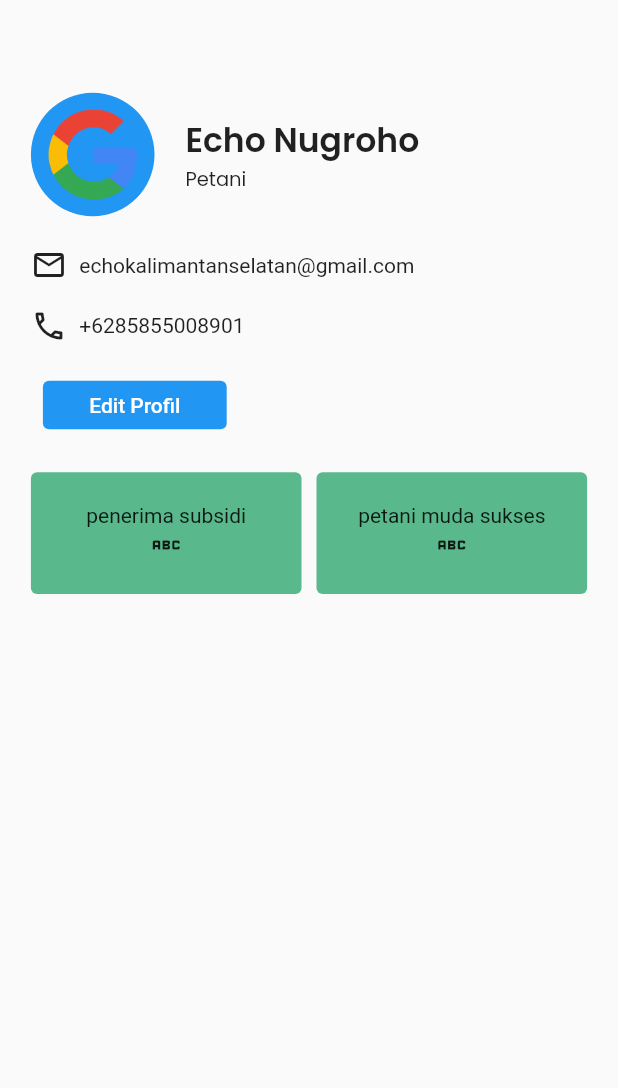
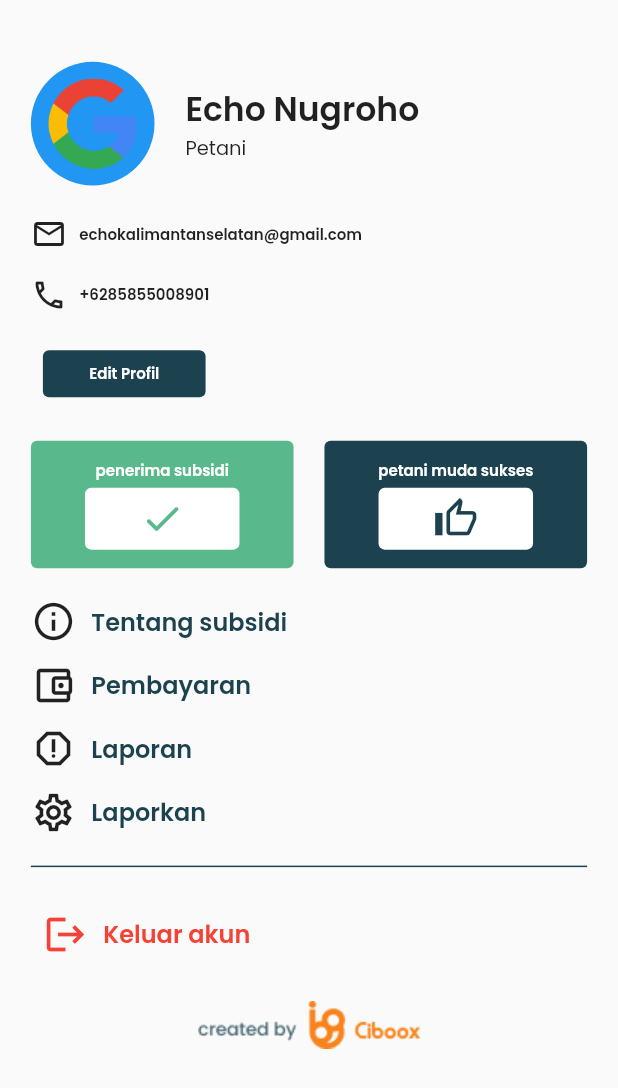
Before and after one commit to MrNewbie3/PlanTani_Flutter, a Flutter app: the profile_component screen opened directly, on a phone screen of 412 x 824 dp. Shown: the top 1088 px of the screen. Run offline on Flutter 3.47's test engine with Material 2 defaults, Android fonts, the light colour scheme and no system bars; our stand-ins replace animated_splash_screen, firebase_auth, firebase_core, google_fonts, google_sign_in, introduction_screen and 2 more; accounts and stored records are empty.

Commit message:
Feature
Fixed Static Profile

```diff
--- a/lib/widget/content/components/color_responsive.dart
+++ b/lib/widget/content/components/color_responsive.dart
@@ -4,3 +4,5 @@ double deviceHeight(BuildContext context) => MediaQuery.of(context).size.height;
 double deviceWidth(BuildContext context) => MediaQuery.of(context).size.width;
 MaterialColor greenContent =
     MaterialColor(Color.fromRGBO(89, 185, 140, 1.0).value, <int, Color>{});
+MaterialColor darkContent =
+    MaterialColor(Color.fromRGBO(28, 66, 79, 1.0).value, <int, Color>{});
--- /dev/null
+++ b/lib/widget/content/components/plant/main_plant.dart
@@ -0,0 +1,14 @@
+import 'package:flutter/material.dart';
+
+class main_plant extends StatelessWidget {
+  const main_plant({Key? key}) : super(key: key);
+
+  @override
+  Widget build(BuildContext context) {
+    return Scaffold(
+      body: Container(
+        child: Text("Hello flutter"),
+      ),
+    );
+  }
+}
--- a/lib/widget/content/components/profile/account_component.dart
+++ b/lib/widget/content/components/profile/account_component.dart
@@ -1,6 +1,7 @@
 // ignore_for_file: camel_case_types, prefer_const_constructors
 
 import 'package:flutter/material.dart';
+import 'package:google_fonts/google_fonts.dart';
 import 'package:plantani_flutter/widget/content/components/color_responsive.dart';
 
 class account_component extends StatelessWidget {
@@ -15,7 +16,14 @@ class account_component extends StatelessWidget {
           children: <Widget>[
             Icon(Icons.mail_outline),
             SizedBox(width: deviceWidth(context) * 0.02),
-            Text("echokalimantanselatan@gmail.com")
+            Text(
+              "echokalimantanselatan@gmail.com",
+              style: GoogleFonts.poppins(
+                  textStyle: TextStyle(
+                fontSize: 10,
+                fontWeight: FontWeight.w600,
+              )),
+            )
           ],
         ),
         SizedBox(height: deviceHeight(context) * 0.02),
@@ -23,7 +31,14 @@ class account_component extends StatelessWidget {
           children: <Widget>[
             Icon(Icons.phone_outlined),
             SizedBox(width: deviceWidth(context) * 0.02),
-            Text("+6285855008901")
+            Text(
+              "+6285855008901",
+              style: GoogleFonts.poppins(
+                  textStyle: TextStyle(
+                fontSize: 10,
+                fontWeight: FontWeight.w600,
+              )),
+            )
           ],
         ),
         SizedBox(height: deviceHeight(context) * 0.02),
@@ -35,7 +50,7 @@ class account_component extends StatelessWidget {
                 decoration: BoxDecoration(
                     borderRadius:
                         BorderRadius.circular(deviceWidth(context) * 0.01),
-                    color: Colors.blue),
+                    color: darkContent),
                 padding: EdgeInsets.fromLTRB(
                   deviceWidth(context) * 0.075,
                   deviceWidth(context) * 0.02,
@@ -44,7 +59,11 @@ class account_component extends StatelessWidget {
                 ),
                 child: Text(
                   "Edit Profil",
-                  style: TextStyle(color: Colors.white),
+                  style: GoogleFonts.poppins(
+                      textStyle: TextStyle(
+                          fontSize: 10,
+                          fontWeight: FontWeight.w600,
+                          color: Colors.white)),
                 ),
               )),
         )
--- a/lib/widget/content/components/profile/profile_page_component.dart
+++ b/lib/widget/content/components/profile/profile_page_component.dart
@@ -1,9 +1,9 @@
-// ignore_for_file: sort_child_properties_last, camel_case_types, prefer_const_constructors, prefer_const_literals_to_create_immutables
+// ignore_for_file: sort_child_properties_last, camel_case_types, prefer_const_constructors, prefer_const_literals_to_create_immutables, sized_box_for_whitespace
 
 import 'package:flutter/material.dart';
-import 'package:google_fonts/google_fonts.dart';
 import 'package:plantani_flutter/widget/content/components/color_responsive.dart';
 import 'package:plantani_flutter/widget/content/components/profile/account_component.dart';
+import 'package:plantani_flutter/widget/content/components/profile/setting_option_component.dart';
 import 'package:plantani_flutter/widget/content/components/profile/status_component.dart';
 import 'package:plantani_flutter/widget/content/components/profile/username_component.dart';
 
@@ -13,20 +13,26 @@ class profile_component extends StatelessWidget {
   @override
   Widget build(BuildContext context) {
     return Scaffold(
-      body: Column(children: [
-        Padding(
-            padding: EdgeInsets.fromLTRB(deviceWidth(context) * 0.05,
-                deviceHeight(context) * 0.075, deviceWidth(context) * 0.05, 0),
-            child: Column(
-              children: [
-                username_component(),
-                SizedBox(height: deviceHeight(context) * 0.025),
-                account_component(),
-                SizedBox(height: deviceHeight(context) * 0.025),
-                status_component()
-              ],
-            ))
-      ]),
-    );
+        body: Container(
+            height: deviceHeight(context) * 2,
+            child: ListView(children: [
+              Padding(
+                  padding: EdgeInsets.fromLTRB(
+                      deviceWidth(context) * 0.05,
+                      deviceHeight(context) * 0.05,
+                      deviceWidth(context) * 0.05,
+                      0),
+                  child: Column(children: [
+                    username_component(),
+                    SizedBox(height: deviceHeight(context) * 0.025),
+                    account_component(),
+                    SizedBox(height: deviceHeight(context) * 0.025),
+                    status_component(),
+                    SizedBox(height: deviceHeight(context) * 0.025),
+                    setting_option_component(),
+                    SizedBox(height: deviceHeight(context) * 0.025),
+                    Image.asset("assets/image/credits.png")
+                  ]))
+            ])));
   }
 }
--- /dev/null
+++ b/lib/widget/content/components/profile/setting_option_component.dart
@@ -0,0 +1,73 @@
+// ignore_for_file: prefer_const_constructors, camel_case_types
+
+import 'package:flutter/material.dart';
+import 'package:google_fonts/google_fonts.dart';
+import 'package:plantani_flutter/widget/content/components/color_responsive.dart';
+
+class setting_option_component extends StatelessWidget {
+  const setting_option_component({Key? key}) : super(key: key);
+
+  @override
+  Widget build(BuildContext context) {
+    return Column(children: <Widget>[
+      Row(children: <Widget>[
+        Icon(Icons.info_outline, size: 30),
+        SizedBox(width: deviceWidth(context) * 0.025),
+        Text("Tentang subsidi",
+            style: GoogleFonts.poppins(
+                textStyle: TextStyle(
+                    fontSize: 16,
+                    fontWeight: FontWeight.w600,
+                    color: darkContent)))
+      ]),
+      SizedBox(height: deviceHeight(context) * 0.015),
+      Row(children: <Widget>[
+        Icon(Icons.account_balance_wallet_outlined, size: 30),
+        SizedBox(width: deviceWidth(context) * 0.025),
+        Text("Pembayaran",
+            style: GoogleFonts.poppins(
+                textStyle: TextStyle(
+                    fontSize: 16,
+                    fontWeight: FontWeight.w600,
+                    color: darkContent)))
+      ]),
+      SizedBox(height: deviceHeight(context) * 0.015),
+      Row(children: <Widget>[
+        Icon(Icons.report_outlined, size: 30),
+        SizedBox(width: deviceWidth(context) * 0.025),
+        Text("Laporan",
+            style: GoogleFonts.poppins(
+                textStyle: TextStyle(
+                    fontSize: 16,
+                    fontWeight: FontWeight.w600,
+                    color: darkContent)))
+      ]),
+      SizedBox(height: deviceHeight(context) * 0.015),
+      Row(children: <Widget>[
+        Icon(Icons.settings_outlined, size: 30),
+        SizedBox(width: deviceWidth(context) * 0.025),
+        Text("Laporkan",
+            style: GoogleFonts.poppins(
+                textStyle: TextStyle(
+                    fontSize: 16,
+                    fontWeight: FontWeight.w600,
+                    color: darkContent)))
+      ]),
+      SizedBox(height: deviceHeight(context) * 0.025),
+      Container(width: double.infinity, height: 1, color: darkContent),
+      SizedBox(height: deviceHeight(context) * 0.025),
+      TextButton(
+          onPressed: () {},
+          child: Row(children: <Widget>[
+            Icon(Icons.logout, size: 30, color: Colors.red),
+            SizedBox(width: deviceWidth(context) * 0.025),
+            Text("Keluar akun",
+                style: GoogleFonts.poppins(
+                    textStyle: TextStyle(
+                        fontSize: 16,
+                        fontWeight: FontWeight.w600,
+                        color: Colors.red)))
+          ]))
+    ]);
+  }
+}
--- a/lib/widget/content/components/profile/status_component.dart
+++ b/lib/widget/content/components/profile/status_component.dart
@@ -1,6 +1,7 @@
 // ignore_for_file: prefer_const_constructors, camel_case_types, avoid_unnecessary_containers
 
 import 'package:flutter/material.dart';
+import 'package:google_fonts/google_fonts.dart';
 import 'package:plantani_flutter/widget/content/components/color_responsive.dart';
 
 class status_component extends StatelessWidget {
@@ -13,32 +14,58 @@ class status_component extends StatelessWidget {
           flex: 5,
           child: Container(
               decoration: BoxDecoration(
-                borderRadius:
-                    BorderRadius.circular(deviceWidth(context) * 0.01),
-                color: greenContent,
-              ),
+                  borderRadius:
+                      BorderRadius.circular(deviceWidth(context) * 0.01),
+                  color: greenContent),
               padding: EdgeInsets.only(
-                  top: deviceHeight(context) * 0.025,
-                  bottom: deviceHeight(context) * 0.025),
+                  top: deviceHeight(context) * 0.015,
+                  bottom: deviceHeight(context) * 0.015),
               child: Column(children: <Widget>[
-                Text("penerima subsidi"),
-                Container(child: Icon(Icons.abc))
+                Text("penerima subsidi",
+                    style: GoogleFonts.poppins(
+                        textStyle: TextStyle(
+                            fontSize: 10,
+                            fontWeight: FontWeight.w600,
+                            color: Colors.white))),
+                SizedBox(height: deviceHeight(context) * 0.005),
+                Container(
+                    width: deviceWidth(context) * 0.25,
+                    height: deviceHeight(context) * 0.05,
+                    decoration: BoxDecoration(
+                        color: Colors.white,
+                        borderRadius:
+                            BorderRadius.circular(deviceWidth(context) * 0.01)),
+                    child: Icon(Icons.check_rounded,
+                        color: greenContent, size: 30))
               ]))),
-      SizedBox(width: 10),
+      SizedBox(width: deviceWidth(context) * 0.05),
       Expanded(
           flex: 5,
           child: Container(
               decoration: BoxDecoration(
-                borderRadius:
-                    BorderRadius.circular(deviceWidth(context) * 0.01),
-                color: greenContent,
-              ),
+                  borderRadius:
+                      BorderRadius.circular(deviceWidth(context) * 0.01),
+                  color: darkContent),
               padding: EdgeInsets.only(
-                  top: deviceHeight(context) * 0.025,
-                  bottom: deviceHeight(context) * 0.025),
+                  top: deviceHeight(context) * 0.015,
+                  bottom: deviceHeight(context) * 0.015),
               child: Column(children: <Widget>[
-                Text("petani muda sukses"),
-                Container(child: Icon(Icons.abc))
+                Text("petani muda sukses",
+                    style: GoogleFonts.poppins(
+                        textStyle: TextStyle(
+                            fontSize: 10,
+                            fontWeight: FontWeight.w600,
+                            color: Colors.white))),
+                SizedBox(height: deviceHeight(context) * 0.005),
+                Container(
+                    width: deviceWidth(context) * 0.25,
+                    height: deviceHeight(context) * 0.05,
+                    decoration: BoxDecoration(
+                        color: Colors.white,
+                        borderRadius:
+                            BorderRadius.circular(deviceWidth(context) * 0.01)),
+                    child: Icon(Icons.thumb_up_outlined,
+                        size: 30, color: darkContent))
               ])))
     ]);
   }
--- a/lib/widget/content/page/main_content.dart
+++ b/lib/widget/content/page/main_content.dart
@@ -4,6 +4,7 @@ import 'package:flutter/cupertino.dart';
 import 'package:flutter/material.dart';
 import 'package:plantani_flutter/widget/content/components/coming_soon_components.dart';
 import 'package:plantani_flutter/widget/content/components/home/main_page_component.dart';
+import 'package:plantani_flutter/widget/content/components/plant/main_plant.dart';
 import 'package:plantani_flutter/widget/content/components/profile/profile_page_component.dart';
 
 class MainPage extends StatelessWidget {
@@ -43,7 +44,7 @@ class MainPage extends StatelessWidget {
               case 1:
                 return coming_soon();
               case 2:
-                return Text("Hello Case 3");
+                return main_plant();
               case 3:
                 return coming_soon();
               case 4:
```
Also changed, not shown: assets/image/credits.png (added).
